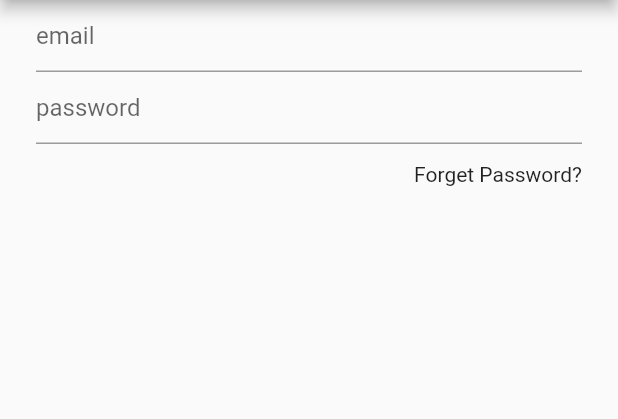
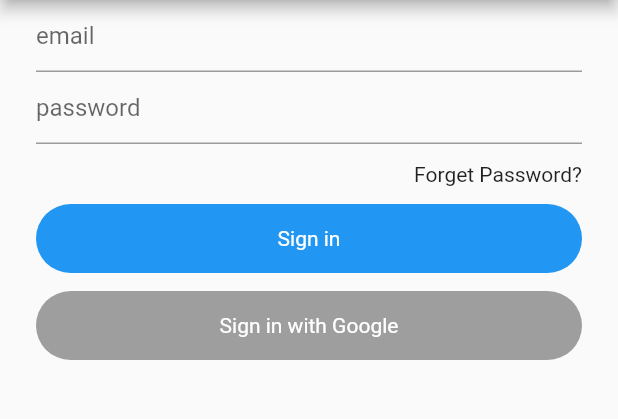
Before and after one commit to JeewanthaLahiru/chat_app, a Flutter app: the screen it shows after launch, on a phone screen of 412 x 824 dp, the part 84-503 px from its top. Run offline on Flutter 3.47's test engine with Material 2 defaults, Android fonts, the phone set to English and light mode, and no system bars.

Commit message:
added signin and google buttons

```diff
--- a/lib/views/signin.dart
+++ b/lib/views/signin.dart
@@ -32,6 +32,36 @@ class _SignInState extends State<SignIn> {
               alignment: Alignment.centerRight,
               child: Text("Forget Password?"),
             ),
+            SizedBox(height: 12.0,),
+            Container(
+              alignment: Alignment.center,
+              decoration: BoxDecoration(
+                borderRadius: BorderRadius.circular(25.0),
+                color: Colors.blue,
+              ),
+              width: MediaQuery.of(context).size.width,
+              padding: EdgeInsets.symmetric(vertical: 15.0),
+              child: Text("Sign in",
+                style: TextStyle(
+                  color: Colors.white
+                ),
+              ),
+            ),
+            SizedBox(height: 12.0,),
+            Container(
+              alignment: Alignment.center,
+              decoration: BoxDecoration(
+                borderRadius: BorderRadius.circular(25.0),
+                color: Colors.grey,
+              ),
+              width: MediaQuery.of(context).size.width,
+              padding: EdgeInsets.symmetric(vertical: 15.0),
+              child: Text("Sign in with Google",
+                style: TextStyle(
+                    color: Colors.white
+                ),
+              ),
+            ),
           ],
         ),
       ),
```
